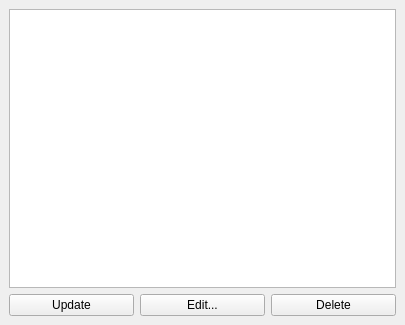
The window that ui/dock_portfolio.ui (katmai1/qtradingview) describes before a commit, drawn with Qt 5.
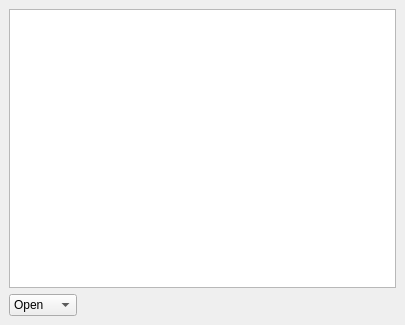
The same window after the commit. Icons and pictures are not drawn.

Commit message: add closed trades in list remember panels when close

The edit to the form file:
```diff
--- a/ui/dock_portfolio.ui
+++ b/ui/dock_portfolio.ui
@@ -55,29 +55,38 @@
     <item>
      <layout class="QHBoxLayout" name="horizontalLayout">
       <item>
-       <widget class="QPushButton" name="btn_update">
-        <property name="text">
-         <string>Update</string>
+       <widget class="QComboBox" name="combo_trades">
+        <property name="layoutDirection">
+         <enum>Qt::LeftToRight</enum>
         </property>
         <property name="icon">
          <iconset resource="../icons/iconos.qrc">
           <normaloff>:/actions/update</normaloff>:/actions/update</iconset>
         </property>
+        <item>
+         <property name="text">
+          <string>Open</string>
+         </property>
+        </item>
+        <item>
+         <property name="text">
+          <string>Closed</string>
+         </property>
+        </item>
        </widget>
       </item>
       <item>
-       <widget class="QPushButton" name="btn_edit">
-        <property name="text">
-         <string>Edit...</string>
+       <spacer name="horizontalSpacer">
+        <property name="orientation">
+         <enum>Qt::Horizontal</enum>
         </property>
-       </widget>
-      </item>
-      <item>
-       <widget class="QPushButton" name="btn_delete">
-        <property name="text">
-         <string>Delete</string>
+        <property name="sizeHint" stdset="0">
+         <size>
+          <width>40</width>
+          <height>20</height>
+         </size>
         </property>
-       </widget>
+       </spacer>
       </item>
      </layout>
     </item>
```
Left out of the diff: 5 changed lines with no effect on the pictures. The commit also changes 12 other files.
